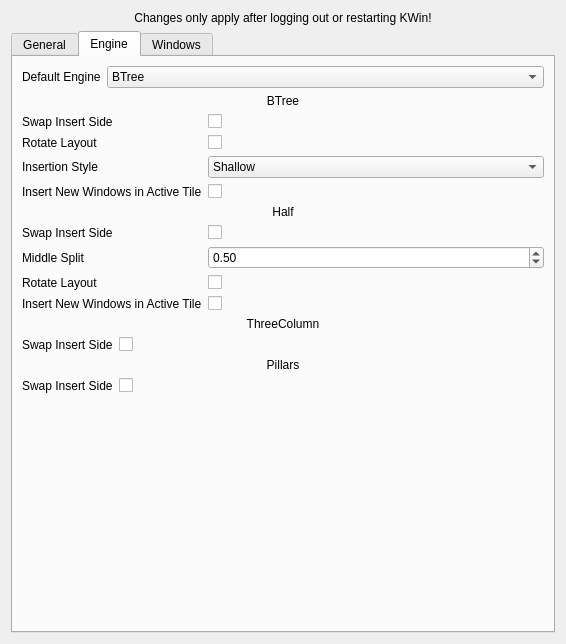
First picture: the form in res/config.ui, repository zeroxoneafour/polonium, before the edit.
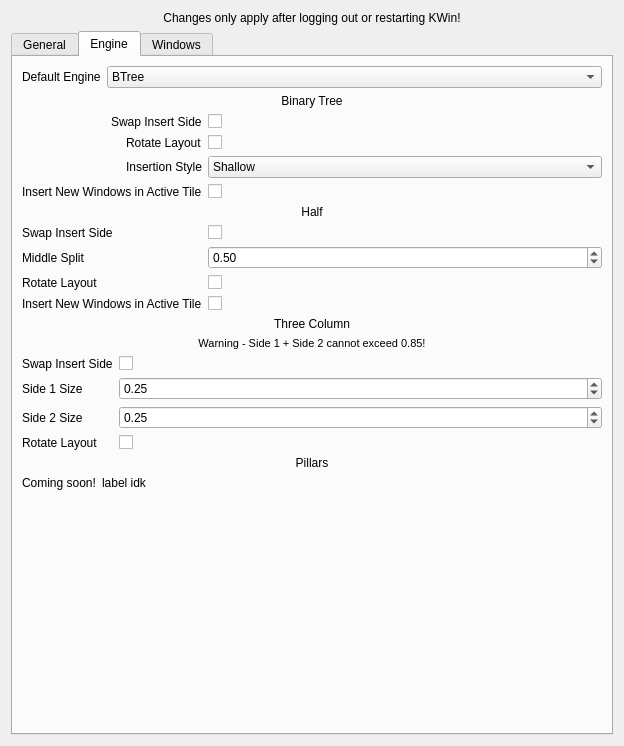
Second picture: the form after the edit. The open tabs and pages were chosen to show the change.

Commit message: three column

What changed in the file:
```diff
--- a/res/config.ui
+++ b/res/config.ui
@@ -6,8 +6,8 @@
    <rect>
     <x>0</x>
     <y>0</y>
-    <width>566</width>
-    <height>644</height>
+    <width>624</width>
+    <height>746</height>
    </rect>
   </property>
   <property name="windowTitle">
@@ -241,7 +241,7 @@
             </sizepolicy>
            </property>
            <property name="text">
-            <string>BTree</string>
+            <string>Binary Tree</string>
            </property>
            <property name="alignment">
             <set>Qt::AlignmentFlag::AlignCenter</set>
@@ -250,6 +250,12 @@
          </item>
          <item>
           <layout class="QFormLayout" name="BTreeForm">
+           <property name="labelAlignment">
+            <set>Qt::AlignmentFlag::AlignRight|Qt::AlignmentFlag::AlignTrailing|Qt::AlignmentFlag::AlignVCenter</set>
+           </property>
+           <property name="formAlignment">
+            <set>Qt::AlignmentFlag::AlignLeading|Qt::AlignmentFlag::AlignLeft|Qt::AlignmentFlag::AlignTop</set>
+           </property>
            <item row="0" column="0">
             <widget class="QLabel" name="btreeSwapInsertSideLabel">
              <property name="text">
@@ -405,7 +411,17 @@
          <item>
           <widget class="QLabel" name="threeColumnLabel">
            <property name="text">
-            <string>ThreeColumn</string>
+            <string>Three Column</string>
+           </property>
+           <property name="alignment">
+            <set>Qt::AlignmentFlag::AlignCenter</set>
+           </property>
+          </widget>
+         </item>
+         <item>
+          <widget class="QLabel" name="threeColumnWarning">
+           <property name="text">
+            <string>&lt;html&gt;&lt;head/&gt;&lt;body&gt;&lt;p&gt;&lt;span style=&quot; font-size:8pt;&quot;&gt;Warning - Side 1 + Side 2 cannot exceed 0.85!&lt;/span&gt;&lt;/p&gt;&lt;/body&gt;&lt;/html&gt;</string>
            </property>
            <property name="alignment">
             <set>Qt::AlignmentFlag::AlignCenter</set>
@@ -428,6 +444,66 @@
              </property>
             </widget>
            </item>
+           <item row="1" column="0">
+            <widget class="QLabel" name="threeColumnSide1SizeLabel">
+             <property name="text">
+              <string>Side 1 Size</string>
+             </property>
+            </widget>
+           </item>
+           <item row="1" column="1">
+            <widget class="QDoubleSpinBox" name="kcfg_ThreeColumnSide1Size">
+             <property name="minimum">
+              <double>0.150000000000000</double>
+             </property>
+             <property name="maximum">
+              <double>0.700000000000000</double>
+             </property>
+             <property name="singleStep">
+              <double>0.050000000000000</double>
+             </property>
+             <property name="value">
+              <double>0.250000000000000</double>
+             </property>
+            </widget>
+           </item>
+           <item row="2" column="0">
+            <widget class="QLabel" name="threeColumnSide2SizeLabel">
+             <property name="text">
+              <string>Side 2 Size</string>
+             </property>
+            </widget>
+           </item>
+           <item row="2" column="1">
+            <widget class="QDoubleSpinBox" name="kcfg_ThreeColumnSide2Size">
+             <property name="minimum">
+              <double>0.150000000000000</double>
+             </property>
+             <property name="maximum">
+              <double>0.700000000000000</double>
+             </property>
+             <property name="singleStep">
+              <double>0.050000000000000</double>
+             </property>
+             <property name="value">
+              <double>0.250000000000000</double>
+             </property>
+            </widget>
+           </item>
+           <item row="3" column="0">
+            <widget class="QLabel" name="threeColumnRotateLayoutLabel">
+             <property name="text">
+              <string>Rotate Layout</string>
+             </property>
+            </widget>
+           </item>
+           <item row="3" column="1">
+            <widget class="QCheckBox" name="kcfg_ThreeColumnRotateLayout">
+             <property name="text">
+              <string/>
+             </property>
+            </widget>
+           </item>
           </layout>
          </item>
          <item>
@@ -445,14 +521,14 @@
            <item row="0" column="0">
             <widget class="QLabel" name="pillarsSwapInsertSide">
              <property name="text">
-              <string>Swap Insert Side</string>
+              <string>Coming soon!</string>
              </property>
             </widget>
            </item>
            <item row="0" column="1">
-            <widget class="QCheckBox" name="kcfg_PillarsSwapInsertSide">
+            <widget class="QLabel" name="pillarslabelidk">
              <property name="text">
-              <string/>
+              <string>label idk</string>
              </property>
             </widget>
            </item>
```
Left out of the diff: 2 changed lines with no effect on the pictures. The commit also changes 12 other files.
